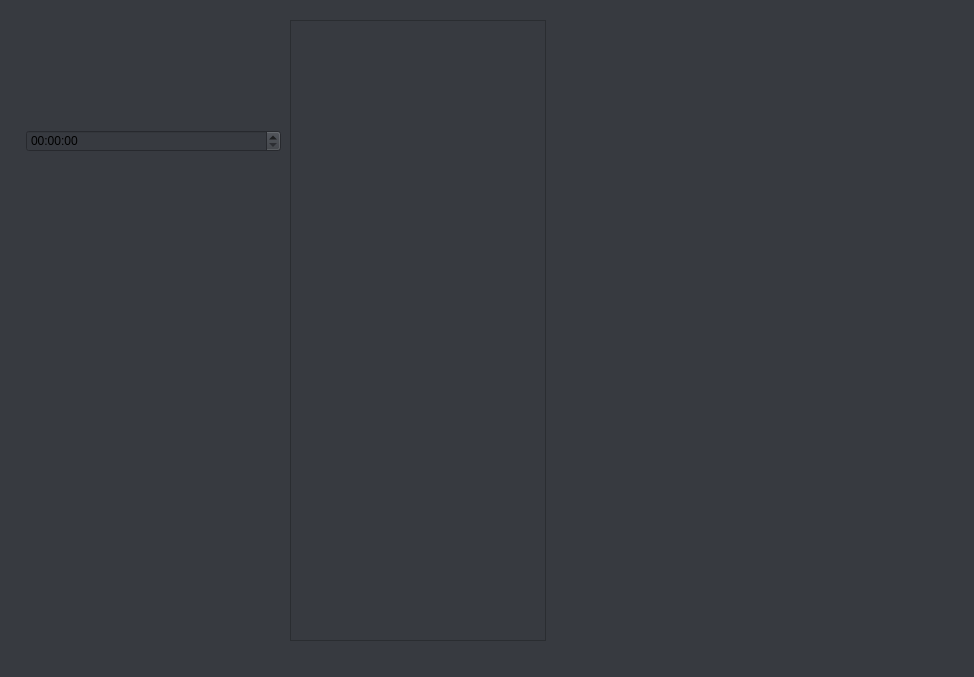
The window that Settings.ui (CurioScrounge/Productive_App) describes before a commit, drawn with Qt 5.
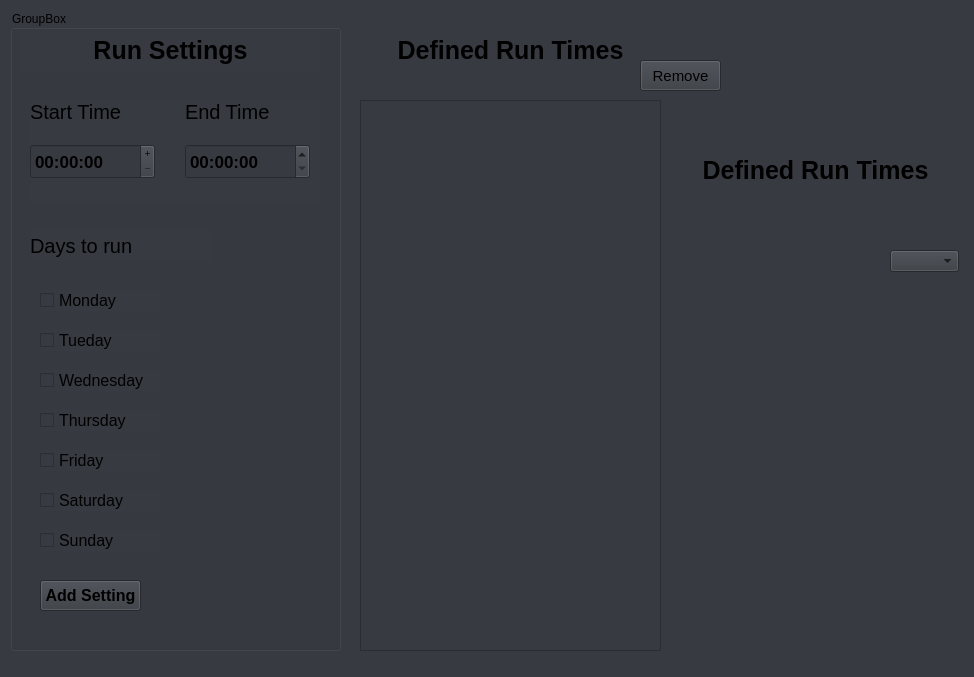
The same window after the commit.

Commit message: Created start and end time choices, list to show defined settings, buttons, ..

```diff
--- a/Settings.ui
+++ b/Settings.ui
@@ -25,35 +25,420 @@
 }</string>
   </property>
   <widget class="QWidget" name="centralwidget">
-   <widget class="QWidget" name="verticalLayoutWidget">
+   <property name="font">
+    <font>
+     <family>Segoe UI</family>
+    </font>
+   </property>
+   <widget class="QListWidget" name="ExistingRunTimes">
     <property name="geometry">
      <rect>
-      <x>20</x>
-      <y>130</y>
-      <width>261</width>
-      <height>181</height>
+      <x>360</x>
+      <y>100</y>
+      <width>301</width>
+      <height>551</height>
      </rect>
     </property>
-    <layout class="QVBoxLayout" name="verticalLayout">
-     <item>
-      <layout class="QFormLayout" name="formLayout">
-       <item row="0" column="1">
-        <widget class="QTimeEdit" name="timeEdit_2"/>
-       </item>
-      </layout>
-     </item>
-    </layout>
    </widget>
-   <widget class="QListWidget" name="listWidget">
+   <widget class="QGroupBox" name="groupBox">
     <property name="geometry">
      <rect>
-      <x>290</x>
-      <y>20</y>
-      <width>256</width>
-      <height>621</height>
+      <x>10</x>
+      <y>10</y>
+      <width>331</width>
+      <height>641</height>
      </rect>
     </property>
+    <property name="title">
+     <string>GroupBox</string>
+    </property>
+    <widget class="QLabel" name="label_3">
+     <property name="geometry">
+      <rect>
+       <x>10</x>
+       <y>20</y>
+       <width>301</width>
+       <height>41</height>
+      </rect>
+     </property>
+     <property name="font">
+      <font>
+       <family>Segoe UI</family>
+       <pointsize>19</pointsize>
+       <weight>75</weight>
+       <bold>true</bold>
+      </font>
+     </property>
+     <property name="text">
+      <string>Run Settings</string>
+     </property>
+     <property name="alignment">
+      <set>Qt::AlignCenter</set>
+     </property>
+    </widget>
+    <widget class="QWidget" name="verticalLayoutWidget">
+     <property name="geometry">
+      <rect>
+       <x>20</x>
+       <y>90</y>
+       <width>291</width>
+       <height>103</height>
+      </rect>
+     </property>
+     <layout class="QVBoxLayout" name="verticalLayout">
+      <item>
+       <layout class="QFormLayout" name="formLayout">
+        <property name="sizeConstraint">
+         <enum>QLayout::SetDefaultConstraint</enum>
+        </property>
+        <property name="fieldGrowthPolicy">
+         <enum>QFormLayout::FieldsStayAtSizeHint</enum>
+        </property>
+        <property name="rowWrapPolicy">
+         <enum>QFormLayout::DontWrapRows</enum>
+        </property>
+        <property name="labelAlignment">
+         <set>Qt::AlignJustify|Qt::AlignVCenter</set>
+        </property>
+        <property name="formAlignment">
+         <set>Qt::AlignJustify|Qt::AlignTop</set>
+        </property>
+        <property name="horizontalSpacing">
+         <number>30</number>
+        </property>
+        <property name="verticalSpacing">
+         <number>20</number>
+        </property>
+        <item row="0" column="0">
+         <widget class="QLabel" name="label">
+          <property name="font">
+           <font>
+            <pointsize>15</pointsize>
+           </font>
+          </property>
+          <property name="text">
+           <string>Start Time</string>
+          </property>
+         </widget>
+        </item>
+        <item row="0" column="1">
+         <widget class="QLabel" name="label_2">
+          <property name="font">
+           <font>
+            <pointsize>15</pointsize>
+           </font>
+          </property>
+          <property name="text">
+           <string>End Time</string>
+          </property>
+         </widget>
+        </item>
+        <item row="1" column="0">
+         <widget class="QTimeEdit" name="Start">
+          <property name="minimumSize">
+           <size>
+            <width>125</width>
+            <height>35</height>
+           </size>
+          </property>
+          <property name="font">
+           <font>
+            <family>Segoe UI</family>
+            <pointsize>13</pointsize>
+            <weight>75</weight>
+            <bold>true</bold>
+           </font>
+          </property>
+          <property name="buttonSymbols">
+           <enum>QAbstractSpinBox::PlusMinus</enum>
+          </property>
+          <property name="accelerated">
+           <bool>false</bool>
+          </property>
+          <property name="correctionMode">
+           <enum>QAbstractSpinBox::CorrectToNearestValue</enum>
+          </property>
+         </widget>
+        </item>
+        <item row="1" column="1">
+         <widget class="QTimeEdit" name="End">
+          <property name="minimumSize">
+           <size>
+            <width>125</width>
+            <height>35</height>
+           </size>
+          </property>
+          <property name="font">
+           <font>
+            <family>Segoe UI</family>
+            <pointsize>13</pointsize>
+            <weight>75</weight>
+            <bold>true</bold>
+           </font>
+          </property>
+         </widget>
+        </item>
+       </layout>
+      </item>
+     </layout>
+    </widget>
+    <widget class="QLabel" name="label_4">
+     <property name="geometry">
+      <rect>
+       <x>20</x>
+       <y>220</y>
+       <width>181</width>
+       <height>31</height>
+      </rect>
+     </property>
+     <property name="font">
+      <font>
+       <family>Segoe UI</family>
+       <pointsize>15</pointsize>
+      </font>
+     </property>
+     <property name="text">
+      <string>Days to run</string>
+     </property>
+    </widget>
+    <widget class="QCheckBox" name="monday">
+     <property name="geometry">
+      <rect>
+       <x>30</x>
+       <y>280</y>
+       <width>121</width>
+       <height>21</height>
+      </rect>
+     </property>
+     <property name="font">
+      <font>
+       <family>Segoe UI</family>
+       <pointsize>12</pointsize>
+      </font>
+     </property>
+     <property name="text">
+      <string>Monday</string>
+     </property>
+    </widget>
+    <widget class="QCheckBox" name="tuesday">
+     <property name="geometry">
+      <rect>
+       <x>30</x>
+       <y>320</y>
+       <width>121</width>
+       <height>21</height>
+      </rect>
+     </property>
+     <property name="font">
+      <font>
+       <family>Segoe UI</family>
+       <pointsize>12</pointsize>
+      </font>
+     </property>
+     <property name="text">
+      <string>Tueday</string>
+     </property>
+    </widget>
+    <widget class="QCheckBox" name="wednesday">
+     <property name="geometry">
+      <rect>
+       <x>30</x>
+       <y>360</y>
+       <width>121</width>
+       <height>21</height>
+      </rect>
+     </property>
+     <property name="font">
+      <font>
+       <family>Segoe UI</family>
+       <pointsize>12</pointsize>
+      </font>
+     </property>
+     <property name="text">
+      <string>Wednesday</string>
+     </property>
+    </widget>
+    <widget class="QCheckBox" name="thursday">
+     <property name="geometry">
+      <rect>
+       <x>30</x>
+       <y>400</y>
+       <width>121</width>
+       <height>21</height>
+      </rect>
+     </property>
+     <property name="font">
+      <font>
+       <family>Segoe UI</family>
+       <pointsize>12</pointsize>
+      </font>
+     </property>
+     <property name="text">
+      <string>Thursday</string>
+     </property>
+    </widget>
+    <widget class="QCheckBox" name="friday">
+     <property name="geometry">
+      <rect>
+       <x>30</x>
+       <y>440</y>
+       <width>121</width>
+       <height>21</height>
+      </rect>
+     </property>
+     <property name="font">
+      <font>
+       <family>Segoe UI</family>
+       <pointsize>12</pointsize>
+      </font>
+     </property>
+     <property name="text">
+      <string>Friday</string>
+     </property>
+    </widget>
+    <widget class="QCheckBox" name="saturday">
+     <property name="geometry">
+      <rect>
+       <x>30</x>
+       <y>480</y>
+       <width>121</width>
+       <height>21</height>
+      </rect>
+     </property>
+     <property name="font">
+      <font>
+       <family>Segoe UI</family>
+       <pointsize>12</pointsize>
+      </font>
+     </property>
+     <property name="text">
+      <string>Saturday</string>
+     </property>
+    </widget>
+    <widget class="QCheckBox" name="sunday">
+     <property name="geometry">
+      <rect>
+       <x>30</x>
+       <y>520</y>
+       <width>121</width>
+       <height>21</height>
+      </rect>
+     </property>
+     <property name="font">
+      <font>
+       <family>Segoe UI</family>
+       <pointsize>12</pointsize>
+      </font>
+     </property>
+     <property name="text">
+      <string>Sunday</string>
+     </property>
+    </widget>
+    <widget class="QPushButton" name="AddTimings">
+     <property name="geometry">
+      <rect>
+       <x>30</x>
+       <y>570</y>
+       <width>101</width>
+       <height>31</height>
+      </rect>
+     </property>
+     <property name="font">
+      <font>
+       <family>Segoe UI</family>
+       <pointsize>12</pointsize>
+       <weight>75</weight>
+       <bold>true</bold>
+      </font>
+     </property>
+     <property name="text">
+      <string>Add Setting</string>
+     </property>
+    </widget>
    </widget>
+   <widget class="QPushButton" name="pushButton">
+    <property name="geometry">
+     <rect>
+      <x>640</x>
+      <y>60</y>
+      <width>81</width>
+      <height>31</height>
+     </rect>
+    </property>
+    <property name="font">
+     <font>
+      <family>Segoe UI</family>
+      <pointsize>11</pointsize>
+     </font>
+    </property>
+    <property name="text">
+     <string>Remove</string>
+    </property>
+   </widget>
+   <widget class="QComboBox" name="comboBox">
+    <property name="geometry">
+     <rect>
+      <x>890</x>
+      <y>250</y>
+      <width>69</width>
+      <height>22</height>
+     </rect>
+    </property>
+   </widget>
+   <widget class="QLabel" name="label_5">
+    <property name="geometry">
+     <rect>
+      <x>360</x>
+      <y>30</y>
+      <width>301</width>
+      <height>41</height>
+     </rect>
+    </property>
+    <property name="font">
+     <font>
+      <family>Segoe UI</family>
+      <pointsize>19</pointsize>
+      <weight>75</weight>
+      <bold>true</bold>
+     </font>
+    </property>
+    <property name="text">
+     <string>Defined Run Times</string>
+    </property>
+    <property name="alignment">
+     <set>Qt::AlignCenter</set>
+    </property>
+   </widget>
+   <widget class="QLabel" name="label_6">
+    <property name="geometry">
+     <rect>
+      <x>680</x>
+      <y>150</y>
+      <width>271</width>
+      <height>41</height>
+     </rect>
+    </property>
+    <property name="font">
+     <font>
+      <family>Segoe UI</family>
+      <pointsize>19</pointsize>
+      <weight>75</weight>
+      <bold>true</bold>
+     </font>
+    </property>
+    <property name="text">
+     <string>Defined Run Times</string>
+    </property>
+    <property name="alignment">
+     <set>Qt::AlignCenter</set>
+    </property>
+   </widget>
+   <zorder>groupBox</zorder>
+   <zorder>ExistingRunTimes</zorder>
+   <zorder>comboBox</zorder>
+   <zorder>label_5</zorder>
+   <zorder>pushButton</zorder>
+   <zorder>label_6</zorder>
   </widget>
  </widget>
  <resources/>
```
